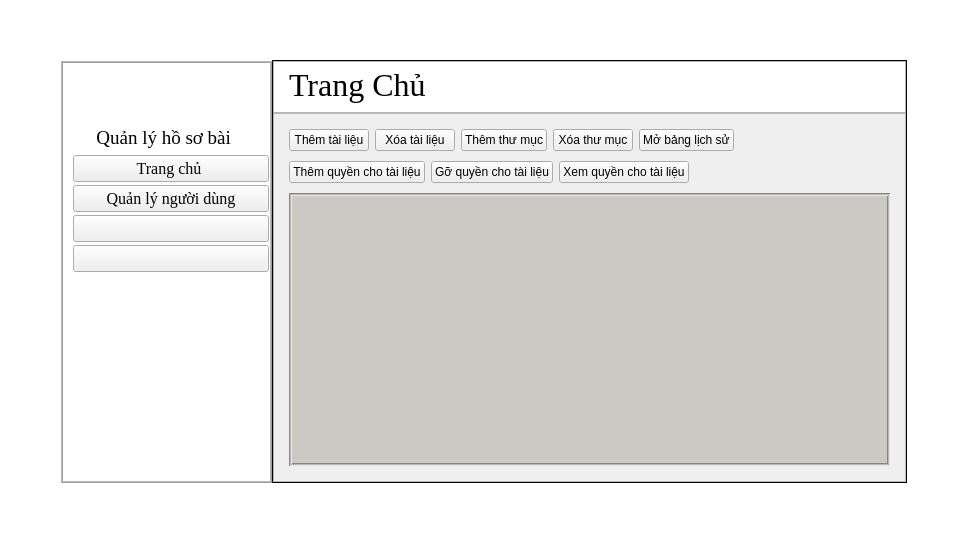
Before: the Qt Designer form ui/admin_dashboard.ui in DTNS2905/App_quan_ly_python_qt_, drawn with Qt 5.
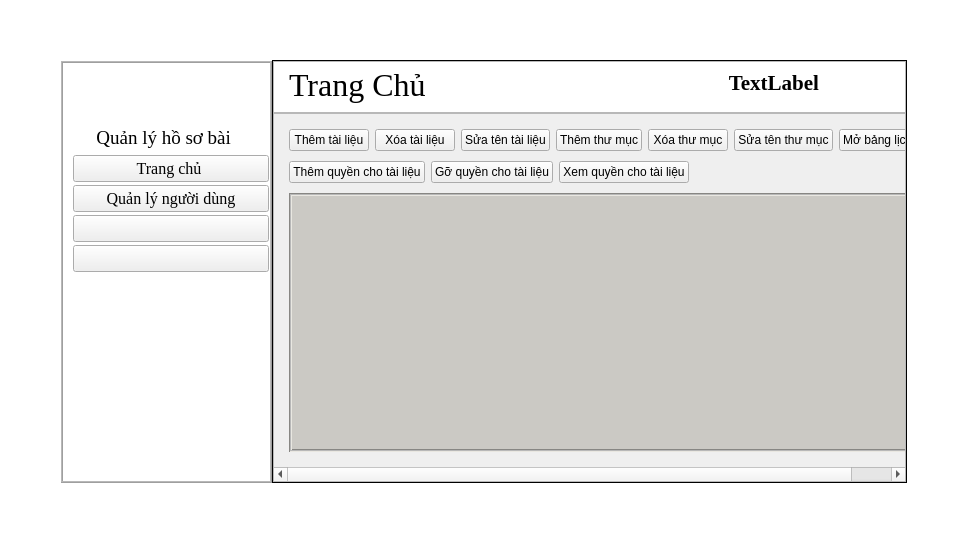
After: the same form once the commit is applied. Icons and pictures are not drawn.

Patch:
```diff
--- a/ui/admin_dashboard.ui
+++ b/ui/admin_dashboard.ui
@@ -717,6 +717,35 @@
             </layout>
            </widget>
           </item>
+          <item>
+           <widget class="QWidget" name="widget" native="true">
+            <property name="minimumSize">
+             <size>
+              <width>100</width>
+              <height>20</height>
+             </size>
+            </property>
+            <layout class="QHBoxLayout" name="horizontalLayout_7">
+             <item>
+              <widget class="QLabel" name="username">
+               <property name="font">
+                <font>
+                 <family>Times New Roman</family>
+                 <pointsize>16</pointsize>
+                 <bold>true</bold>
+                </font>
+               </property>
+               <property name="text">
+                <string>TextLabel</string>
+               </property>
+               <property name="alignment">
+                <set>Qt::AlignmentFlag::AlignRight|Qt::AlignmentFlag::AlignTrailing|Qt::AlignmentFlag::AlignVCenter</set>
+               </property>
+              </widget>
+             </item>
+            </layout>
+           </widget>
+          </item>
           <item>
            <widget class="QWidget" name="profile" native="true">
             <property name="sizePolicy">
@@ -920,8 +949,8 @@
                <rect>
                 <x>0</x>
                 <y>0</y>
-                <width>631</width>
-                <height>367</height>
+                <width>633</width>
+                <height>350</height>
                </rect>
               </property>
               <property name="sizeIncrement">
@@ -1111,7 +1140,7 @@
                      <property name="bottomMargin">
                       <number>0</number>
                      </property>
-                     <item row="0" column="2">
+                     <item row="0" column="3">
                       <widget class="QPushButton" name="add_folder_button">
                        <property name="text">
                         <string>Thêm thư mục</string>
@@ -1122,6 +1151,13 @@
                        </property>
                       </widget>
                      </item>
+                     <item row="0" column="2">
+                      <widget class="QPushButton" name="rename_file_button">
+                       <property name="text">
+                        <string>Sửa tên tài liệu</string>
+                       </property>
+                      </widget>
+                     </item>
                      <item row="0" column="1">
                       <widget class="QPushButton" name="remove_file_button">
                        <property name="sizePolicy">
@@ -1157,7 +1193,7 @@
                        </property>
                       </widget>
                      </item>
-                     <item row="0" column="4">
+                     <item row="0" column="6">
                       <widget class="QPushButton" name="log_button">
                        <property name="text">
                         <string>Mở bảng lịch sử</string>
@@ -1168,6 +1204,17 @@
                        </property>
                       </widget>
                      </item>
+                     <item row="0" column="4">
+                      <widget class="QPushButton" name="remove_folder_button">
+                       <property name="text">
+                        <string>Xóa thư mục</string>
+                       </property>
+                       <property name="icon">
+                        <iconset>
+                         <normaloff>:/icons_white/icons/icons_white/folder-minus.svg</normaloff>:/icons_white/icons/icons_white/folder-minus.svg</iconset>
+                       </property>
+                      </widget>
+                     </item>
                      <item row="0" column="0">
                       <widget class="QPushButton" name="add_file_button">
                        <property name="enabled">
@@ -1218,14 +1265,10 @@
                        </property>
                       </widget>
                      </item>
-                     <item row="0" column="3">
-                      <widget class="QPushButton" name="remove_folder_button">
+                     <item row="0" column="5">
+                      <widget class="QPushButton" name="rename_folder_button">
                        <property name="text">
-                        <string>Xóa thư mục</string>
-                       </property>
-                       <property name="icon">
-                        <iconset resource="../resources.qrc">
-                         <normaloff>:/icons_white/icons/icons_white/folder-minus.svg</normaloff>:/icons_white/icons/icons_white/folder-minus.svg</iconset>
+                        <string>Sửa tên thư mục</string>
                        </property>
                       </widget>
                      </item>
```
Left out of the diff: 47 changed lines with no effect on the pictures.
